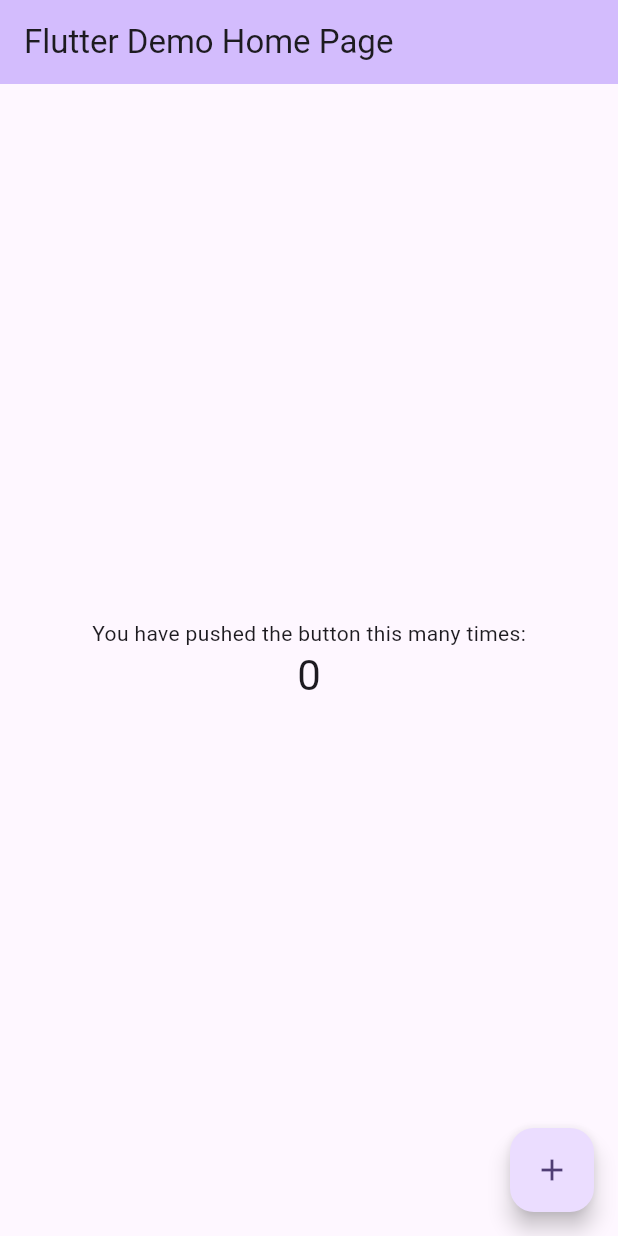
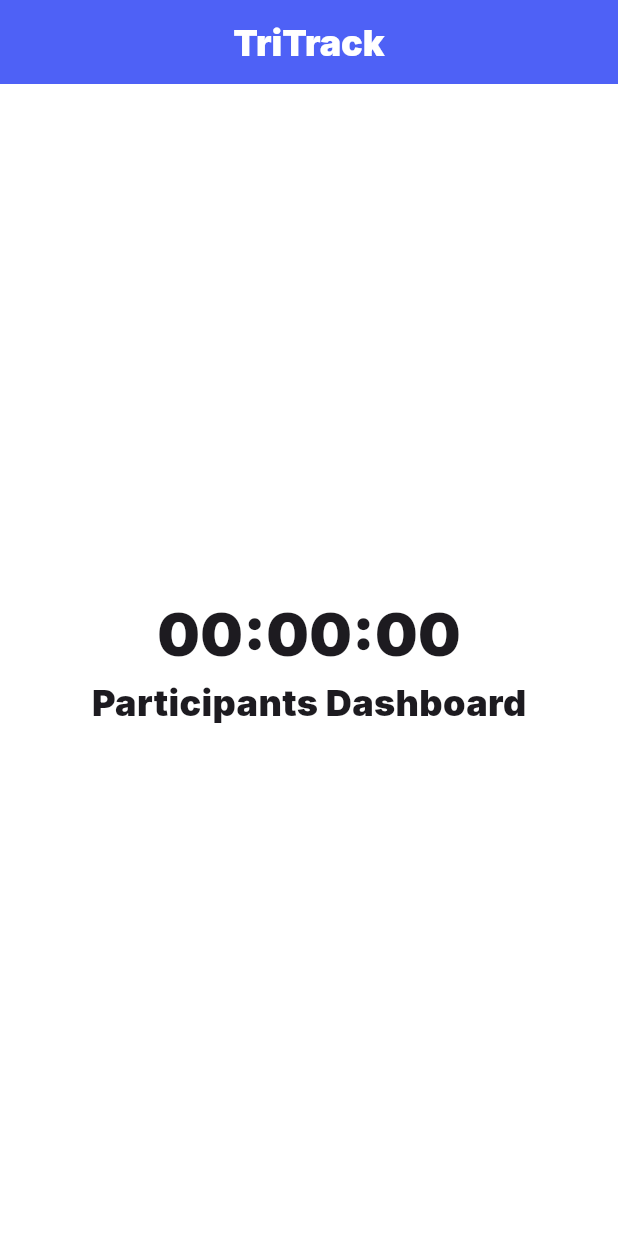
Before and after one commit to net-specter/TriTrack, a Flutter app: the screen it shows after launch, on a phone screen of 412 x 824 dp. Run offline on Flutter 3.47's test engine with Material 3 defaults, Android fonts, the phone set to English and light mode, and no system bars.

Commit message:
fix theme

```diff
--- a/frontend/lib/core/theme/app_theme.dart
+++ b/frontend/lib/core/theme/app_theme.dart
@@ -0,0 +1,6 @@
+import 'package:flutter/material.dart';
+
+ThemeData appTheme = ThemeData(
+  fontFamily: 'Inter',
+  scaffoldBackgroundColor: Colors.white,
+);
--- a/frontend/lib/core/theme/colors.dart
+++ b/frontend/lib/core/theme/colors.dart
@@ -0,0 +1,36 @@
+import 'package:flutter/material.dart';
+
+class TriColors {
+  static Color primary = const Color(0xFF4E61F6);
+  static Color secondary = const Color(0xFFEE443F);
+
+  // ignore: deprecated_member_use
+  static Color primaryLight = const Color(0xFF4E61F6).withOpacity(0.5);
+  // ignore: deprecated_member_use
+  static Color secondaryLight = const Color(0xFFEE443F).withOpacity(0.5);
+
+  static Color backgroundAccent = const Color(0xFFEDEDED);
+
+  static Color gold = const Color(0xFFCEAD00);
+  static Color silver = const Color(0xFF888888);
+  static Color brown = const Color(0xFFA52A2A);
+  static Color lightGray = const Color(0xFFF3F4F6);
+  static Color steelBlue = const Color(0xFF9DB2CE);
+
+  static Color greyLight = const Color(0xFFE2E2E2);
+  static Color greyDark = const Color(0xFF7D7D7D);
+
+  static Color white = Colors.white;
+
+  static Color get backGroundColor {
+    return TriColors.primary;
+  }
+
+  static Color get textLabel {
+    return TriColors.greyDark;
+  }
+
+  static Color get disabled {
+    return TriColors.greyLight;
+  }
+}
--- /dev/null
+++ b/frontend/lib/core/theme/space.dart
@@ -0,0 +1,7 @@
+class Textpacings {
+  static const double s = 10;
+  static const double m = 12;
+  static const double l = 16;
+  static const double xl = 32;
+  static const double xxl = 40;
+}
--- a/frontend/lib/core/theme/text_styles.dart
+++ b/frontend/lib/core/theme/text_styles.dart
@@ -0,0 +1,30 @@
+import 'package:flutter/material.dart';
+
+class TriTextStyles {
+  static TextStyle headline = TextStyle(
+    fontSize: 40,
+    fontWeight: FontWeight.w900,
+  );
+
+  static TextStyle title = TextStyle(fontSize: 24, fontWeight: FontWeight.w900);
+  static TextStyle bodyLarge = TextStyle(
+    fontSize: 18,
+    fontWeight: FontWeight.w500,
+  );
+
+  static TextStyle body = TextStyle(fontSize: 16, fontWeight: FontWeight.w900);
+  static TextStyle bodySmall = TextStyle(
+    fontSize: 14,
+    fontWeight: FontWeight.w500,
+  );
+
+  static TextStyle caption = TextStyle(
+    fontSize: 12,
+    fontWeight: FontWeight.w900,
+  );
+
+  static TextStyle captionSmall = TextStyle(
+    fontSize: 10,
+    fontWeight: FontWeight.w900,
+  );
+}
--- /dev/null
+++ b/frontend/lib/features/home_page/pages/home.dart
@@ -0,0 +1,20 @@
+import 'package:flutter/material.dart';
+
+import '../../../core/theme/text_styles.dart';
+
+class HomePage extends StatelessWidget {
+  const HomePage({super.key});
+
+  @override
+  Widget build(BuildContext context) {
+    return Center(
+      child: Column(
+        mainAxisAlignment: MainAxisAlignment.center,
+        children: [
+          Text('00:00:00', style: TriTextStyles.headline),
+          Text('Participants Dashboard', style: TriTextStyles.title),
+        ],
+      ),
+    );
+  }
+}
--- a/frontend/lib/main.dart
+++ b/frontend/lib/main.dart
@@ -1,122 +1,44 @@
 import 'package:flutter/material.dart';
+import 'package:frontend/core/theme/colors.dart';
+import 'package:frontend/core/theme/text_styles.dart';
+import 'package:frontend/features/home_page/pages/home.dart';
 
-void main() {
-  runApp(const MyApp());
+import 'core/theme/app_theme.dart';
+
+main() {
+  runApp(MyApp());
 }
 
 class MyApp extends StatelessWidget {
   const MyApp({super.key});
 
-  // This widget is the root of your application.
   @override
   Widget build(BuildContext context) {
     return MaterialApp(
-      title: 'Flutter Demo',
-      theme: ThemeData(
-        // This is the theme of your application.
-        //
-        // TRY THIS: Try running your application with "flutter run". You'll see
-        // the application has a purple toolbar. Then, without quitting the app,
-        // try changing the seedColor in the colorScheme below to Colors.green
-        // and then invoke "hot reload" (save your changes or press the "hot
-        // reload" button in a Flutter-supported IDE, or press "r" if you used
-        // the command line to start the app).
-        //
-        // Notice that the counter didn't reset back to zero; the application
-        // state is not lost during the reload. To reset the state, use hot
-        // restart instead.
-        //
-        // This works for code too, not just values: Most code changes can be
-        // tested with just a hot reload.
-        colorScheme: ColorScheme.fromSeed(seedColor: Colors.deepPurple),
-      ),
-      home: const MyHomePage(title: 'Flutter Demo Home Page'),
+      title: 'TriTrack',
+      theme: appTheme,
+      debugShowCheckedModeBanner: false,
+      home: MyHomePage(),
     );
   }
 }
 
-class MyHomePage extends StatefulWidget {
-  const MyHomePage({super.key, required this.title});
-
-  // This widget is the home page of your application. It is stateful, meaning
-  // that it has a State object (defined below) that contains fields that affect
-  // how it looks.
-
-  // This class is the configuration for the state. It holds the values (in this
-  // case the title) provided by the parent (in this case the App widget) and
-  // used by the build method of the State. Fields in a Widget subclass are
-  // always marked "final".
-
-  final String title;
-
-  @override
-  State<MyHomePage> createState() => _MyHomePageState();
-}
-
-class _MyHomePageState extends State<MyHomePage> {
-  int _counter = 0;
-
-  void _incrementCounter() {
-    setState(() {
-      // This call to setState tells the Flutter framework that something has
-      // changed in this State, which causes it to rerun the build method below
-      // so that the display can reflect the updated values. If we changed
-      // _counter without calling setState(), then the build method would not be
-      // called again, and so nothing would appear to happen.
-      _counter++;
-    });
-  }
+class MyHomePage extends StatelessWidget {
+  const MyHomePage({super.key});
 
   @override
   Widget build(BuildContext context) {
-    // This method is rerun every time setState is called, for instance as done
-    // by the _incrementCounter method above.
-    //
-    // The Flutter framework has been optimized to make rerunning build methods
-    // fast, so that you can just rebuild anything that needs updating rather
-    // than having to individually change instances of widgets.
     return Scaffold(
       appBar: AppBar(
-        // TRY THIS: Try changing the color here to a specific color (to
-        // Colors.amber, perhaps?) and trigger a hot reload to see the AppBar
-        // change color while the other colors stay the same.
-        backgroundColor: Theme.of(context).colorScheme.inversePrimary,
-        // Here we take the value from the MyHomePage object that was created by
-        // the App.build method, and use it to set our appbar title.
-        title: Text(widget.title),
-      ),
-      body: Center(
-        // Center is a layout widget. It takes a single child and positions it
-        // in the middle of the parent.
-        child: Column(
-          // Column is also a layout widget. It takes a list of children and
-          // arranges them vertically. By default, it sizes itself to fit its
-          // children horizontally, and tries to be as tall as its parent.
-          //
-          // Column has various properties to control how it sizes itself and
-          // how it positions its children. Here we use mainAxisAlignment to
-          // center the children vertically; the main axis here is the vertical
-          // axis because Columns are vertical (the cross axis would be
-          // horizontal).
-          //
-          // TRY THIS: Invoke "debug painting" (choose the "Toggle Debug Paint"
-          // action in the IDE, or press "p" in the console), to see the
-          // wireframe for each widget.
-          mainAxisAlignment: MainAxisAlignment.center,
-          children: <Widget>[
-            const Text('You have pushed the button this many times:'),
-            Text(
-              '$_counter',
-              style: Theme.of(context).textTheme.headlineMedium,
-            ),
-          ],
+        backgroundColor: TriColors.primary,
+        title: Center(
+          child: Text(
+            'TriTrack',
+            style: TriTextStyles.title.copyWith(color: TriColors.white),
+          ),
         ),
       ),
-      floatingActionButton: FloatingActionButton(
-        onPressed: _incrementCounter,
-        tooltip: 'Increment',
-        child: const Icon(Icons.add),
-      ), // This trailing comma makes auto-formatting nicer for build methods.
+      body: HomePage(),
     );
   }
 }
```
Also changed, not shown: frontend/pubspec.yaml (+6 -6 lines), frontend/assets/fonts/Inter-Italic.ttf (added), frontend/assets/fonts/Inter-Regular.ttf (added), 8 other files.
